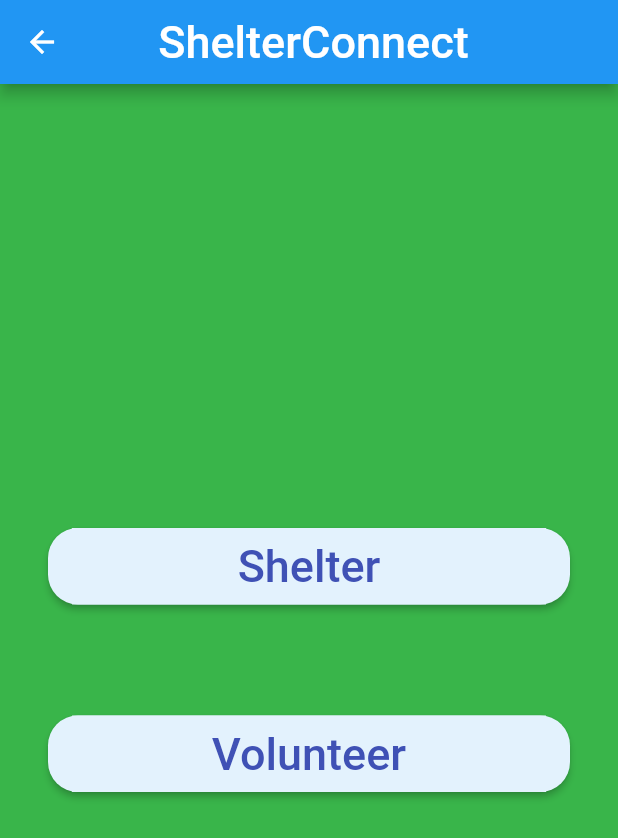
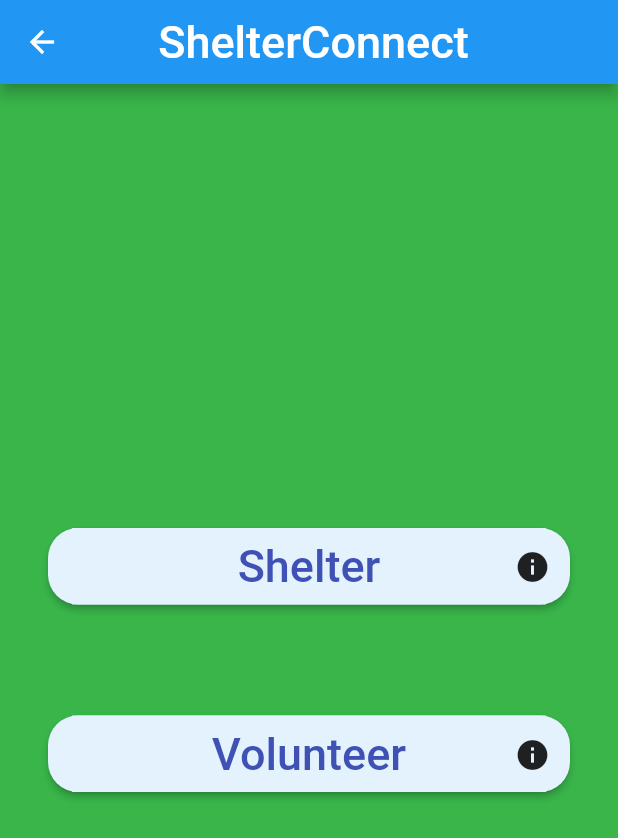
Before and after one commit to nathanpalamuttam/ShelterConnectOld, a Flutter app: the RouteSelectionPage screen opened by its route, on a phone screen of 412 x 824 dp. Shown: the top 838 px of the screen. Run offline on Flutter 3.47's test engine with Material 2 defaults, Android fonts, the phone set to English and light mode, and no system bars; our stand-ins replace firebase_auth, google_maps_flutter, google_sign_in; accounts and stored records are empty.

Commit message:
Info button for route selection page

```diff
--- /dev/null
+++ b/lib/components/route_info_popup.dart
@@ -0,0 +1,67 @@
+import 'package:flutter/material.dart';
+
+import '../components/action_button.dart';
+
+class InfoButton extends StatelessWidget {
+  final String title;
+  final String infoText;
+  final String buttonText;
+  final String buttonLocation;
+
+  InfoButton(
+      {@required this.title,
+      @required this.infoText,
+      @required this.buttonText,
+      @required this.buttonLocation});
+
+  @override
+  Widget build(BuildContext context) {
+    return IconButton(
+      icon: Icon(Icons.info),
+      padding: EdgeInsets.only(top: 4.0, right: 2.0),
+      onPressed: () {
+        _routeInfoModalBottomSheet(context);
+      },
+    );
+  }
+
+  void _routeInfoModalBottomSheet(BuildContext context) {
+    showModalBottomSheet(
+        context: context,
+        builder: (BuildContext bc) {
+          return Container(
+              height: MediaQuery.of(context).size.height * 0.6,
+              child: Padding(
+                  padding: EdgeInsets.all(25.0),
+                  child: Column(
+                    children: <Widget>[
+                      Row(
+                        children: <Widget>[
+                          Text(title), // TODO: style text
+                          Spacer(),
+                          IconButton(
+                            icon: Icon(
+                              Icons.cancel,
+                              color: Colors.orange,
+                              size: 25,
+                            ),
+                            onPressed: () {
+                              Navigator.of(context).pop();
+                            },
+                          )
+                        ],
+                      ),
+                      // TODO: style text
+                      Spacer(),
+                      Text(infoText),
+                      Spacer(flex: 4),
+                      ActionButton(
+                        text: buttonText,
+                        onPressed: () =>
+                            Navigator.pushNamed(context, buttonLocation),
+                      ),
+                    ],
+                  )));
+        });
+  }
+}
--- a/lib/pages/route_selection_page.dart
+++ b/lib/pages/route_selection_page.dart
@@ -1,9 +1,19 @@
+import 'package:flutter/cupertino.dart';
 import 'package:flutter/material.dart';
 
 import '../components/action_button.dart';
+import '../components/route_info_popup.dart';
 import '../constants.dart';
 
 class RouteSelectionPage extends StatelessWidget {
+  final _shelterInfoText =
+      'This member status marks this account as the one and '
+      'only account for a certain homeless shelter. This membership allows the '
+      'account to request food donations as a shelter';
+  final _volunteerInfoText = 'This member status marks this account as a'
+      'volunteer who will have the ability to deliver foods from markets to'
+      'shelters. You will get paid through this process.';
+
   @override
   Widget build(BuildContext context) {
     return Scaffold(
@@ -13,8 +23,7 @@ class RouteSelectionPage extends StatelessWidget {
         title: Padding(
           padding: const EdgeInsets.only(right: 60.0, left: 10.0),
           child: Center(
-            child: Text('ShelterConnect',
-                style: TextStyle(fontSize: 30))),
+              child: Text('ShelterConnect', style: TextStyle(fontSize: 30))),
         ),
       ),
       body: Padding(
@@ -24,18 +33,43 @@ class RouteSelectionPage extends StatelessWidget {
             crossAxisAlignment: CrossAxisAlignment.center,
             children: <Widget>[
               Spacer(flex: 4),
+              Stack(
+                children: <Widget>[
                   ActionButton(
                     text: 'Shelter',
                     onPressed: () => Navigator.pushNamed(context, '/shelter'),
                   ),
+                  Row(children: <Widget>[
+                    Spacer(),
+                    InfoButton(
+                      title: 'Status: Shelter',
+                      infoText: _shelterInfoText,
+                      buttonText: 'Proceed as a Shelter',
+                      buttonLocation: '/shelter',
+                    ),
+                  ]),
+                ],
+              ),
               Spacer(flex: 1),
+              Stack(
+                children: <Widget>[
                   ActionButton(
                     text: 'Volunteer',
                     onPressed: () => Navigator.pushNamed(context, '/volunteer'),
                   ),
+                  Row(children: <Widget>[
+                    Spacer(),
+                    InfoButton(
+                      title: 'Status: Volunteer',
+                      infoText: _volunteerInfoText,
+                      buttonText: 'Proceed as a Volunteer',
+                      buttonLocation: '/volunteer',
+                    ),
+                  ]),
+                ],
+              ),
               Spacer(flex: 4),
-          ]
-        ),
+            ]),
       ),
     );
   }
```
Lines whose indentation alone changed are shown as unchanged.
